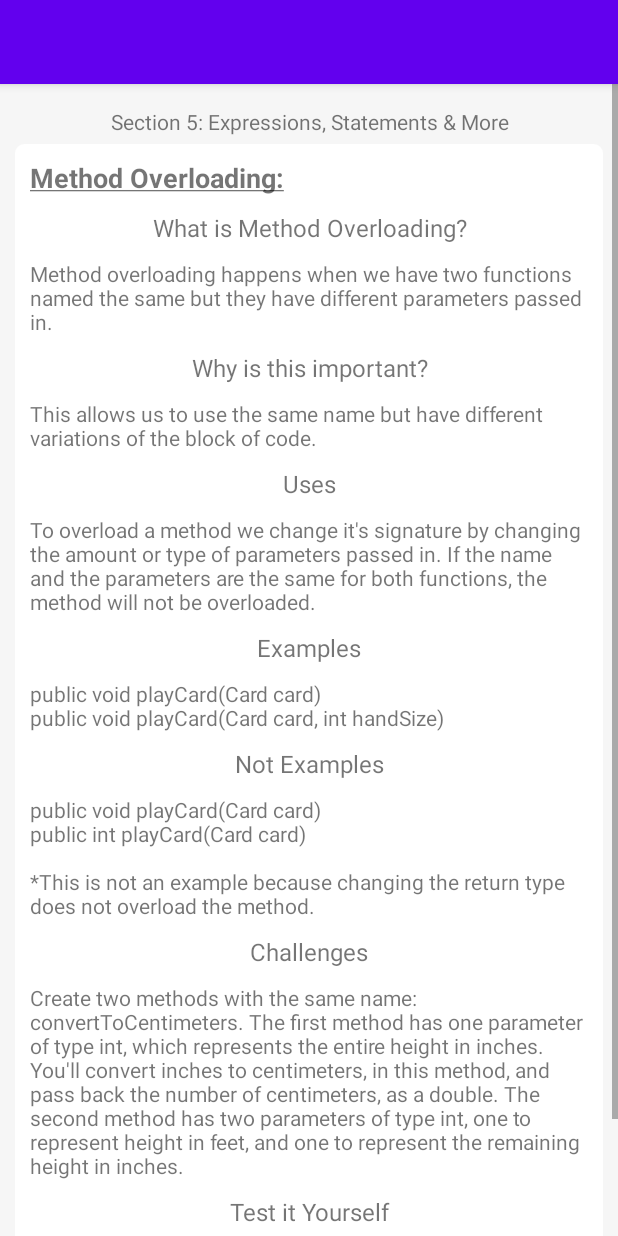
After one commit to JaredjWilliams/UdemyJava, an Android app: the UdemySectionFiveActivity screen opened directly, with no data from a screen before it, on a phone screen of 412 x 824 dp. The commit adds this screen. Run offline under Robolectric (Android 15) with nearby library versions, the light colour scheme and no system bars.

Commit message:
3: added method overloading activity

```diff
--- a/app/src/main/AndroidManifest.xml
+++ b/app/src/main/AndroidManifest.xml
@@ -36,6 +36,10 @@
             android:screenOrientation="portrait"
             android:label=""/>
 
+        <activity android:name=".udemy_section_five.UdemySectionFiveActivity"
+            android:screenOrientation="portrait"
+            android:label=""/>
+
     </application>
 
 
--- a/app/src/main/java/com/example/udemyjavacourse/main/MainActivity.java
+++ b/app/src/main/java/com/example/udemyjavacourse/main/MainActivity.java
@@ -11,6 +11,7 @@ import androidx.recyclerview.widget.RecyclerView;
 
 import com.example.udemyjavacourse.R;
 import com.example.udemyjavacourse.enums.Section;
+import com.example.udemyjavacourse.udemy_section_five.UdemySectionFiveActivity;
 import com.example.udemyjavacourse.udemy_section_one.UdemySectionOneActivity;
 import com.example.udemyjavacourse.udemy_section_two.UdemySectionTwoActivity;
 
@@ -70,6 +71,7 @@ public class MainActivity extends ComponentActivity implements MainViewClickList
 
     @Override
     public void startSectionFiveActivity() {
+        startActivity(new Intent(this, UdemySectionFiveActivity.class));
+    }
 
-    }
 }
--- /dev/null
+++ b/app/src/main/java/com/example/udemyjavacourse/udemy_section_five/UdemySectionFiveActivity.java
@@ -0,0 +1,51 @@
+package com.example.udemyjavacourse.udemy_section_five;
+
+import android.os.Bundle;
+import android.text.InputType;
+import android.widget.EditText;
+import android.widget.TextView;
+
+import androidx.appcompat.app.AppCompatActivity;
+
+import com.example.udemyjavacourse.R;
+
+public class UdemySectionFiveActivity extends AppCompatActivity implements UdemySectionFiveViewInterface {
+
+    EditText methodOverloadChallengeInput;
+    TextView methodOverloadChallengeResult;
+
+    UdemySectionFivePresenter presenter;
+
+    @Override
+    public void onCreate(Bundle savedInstanceState) {
+        super.onCreate(savedInstanceState);
+
+        createPresenter();
+
+        setContentView(R.layout.activity_udemy_section_five);
+
+        bindViews();
+        setEditTextListeners();
+
+        methodOverloadChallengeInput.setInputType(InputType.TYPE_CLASS_NUMBER | InputType.TYPE_NUMBER_FLAG_DECIMAL);
+    }
+
+    private void setEditTextListeners() {
+        presenter.setEditListener(methodOverloadChallengeInput);
+    }
+
+    private void createPresenter() {
+        presenter = new UdemySectionFivePresenter(this);
+    }
+
+    private void bindViews() {
+        methodOverloadChallengeInput = findViewById(R.id.method_overloading_challenge);
+        methodOverloadChallengeResult = findViewById(R.id.method_overloading_challenge_result);
+    }
+
+    @Override
+    public void setMethodOverloadChallengeInput(String text) {
+        System.out.println(text);
+        methodOverloadChallengeResult.setText(text + "cm");
+    }
+}
--- /dev/null
+++ b/app/src/main/java/com/example/udemyjavacourse/udemy_section_five/UdemySectionFivePresenter.java
@@ -0,0 +1,53 @@
+package com.example.udemyjavacourse.udemy_section_five;
+
+import android.view.KeyEvent;
+import android.view.View;
+import android.view.inputmethod.EditorInfo;
+import android.widget.EditText;
+import android.widget.TextView;
+
+import com.example.udemyjavacourse.R;
+import com.example.udemyjavacourse.main.MainActivity;
+
+public class UdemySectionFivePresenter {
+
+    UdemySectionFiveViewInterface view;
+
+    public UdemySectionFivePresenter(UdemySectionFiveActivity view) {
+        this.view = view;
+    }
+
+    public void setText(String text) {
+        view.setMethodOverloadChallengeInput(text);
+    }
+
+//    public double convertToCentimeters(int height) {
+//
+//    }
+//
+//    public double convertToCentimeters(int feet, int inches) {
+//
+//    }
+
+
+    public void setEditListener(EditText editText) {
+        editText.setOnEditorActionListener(new TextView.OnEditorActionListener() {
+            @Override
+            public boolean onEditorAction(TextView v, int actionId, KeyEvent event) {
+                if (actionId == EditorInfo.IME_ACTION_DONE) {
+
+                    if (editText.getId() == R.id.method_overloading_challenge) {
+
+                    } else {
+                        System.out.println("testing two");
+                    }
+
+                    return true;
+                }
+
+                return false;
+            }
+        });
+    }
+
+}
--- /dev/null
+++ b/app/src/main/java/com/example/udemyjavacourse/udemy_section_five/UdemySectionFiveViewInterface.java
@@ -0,0 +1,5 @@
+package com.example.udemyjavacourse.udemy_section_five;
+
+public interface UdemySectionFiveViewInterface {
+    void setMethodOverloadChallengeInput(String text);
+}
--- a/app/src/main/res/color/color_primary_dark.xml
+++ /dev/null
@@ -1,4 +0,0 @@
-<?xml version="1.0" encoding="utf-8"?>
-<selector xmlns:android="http://schemas.android.com/apk/res/android">
-
-</selector>
--- /dev/null
+++ b/app/src/main/res/drawable/card_background.xml
@@ -0,0 +1,8 @@
+<?xml version="1.0" encoding="utf-8"?>
+<shape
+    xmlns:android="http://schemas.android.com/apk/res/android"
+    android:shape="rectangle">
+    <solid android:color="@android:color/white"/>
+    <stroke android:color="@color/white" android:width="2dp"/>
+    <corners android:radius="5dp"/>
+</shape>
--- /dev/null
+++ b/app/src/main/res/layout/activity_udemy_section_five.xml
@@ -0,0 +1,166 @@
+<?xml version="1.0" encoding="utf-8"?>
+<ScrollView xmlns:android="http://schemas.android.com/apk/res/android"
+    android:layout_width="match_parent"
+    android:layout_height="match_parent"
+    android:background="@color/background_gray">
+
+    <LinearLayout
+        android:orientation="vertical"
+        android:layout_width="match_parent"
+        android:layout_height="wrap_content"
+        android:padding="10dp"
+        >
+
+        <TextView
+            android:layout_width="match_parent"
+            android:layout_height="30dp"
+            android:text="@string/section_5_expressions_statements_amp_more"
+            android:gravity="center"/>
+
+        <LinearLayout
+            android:id="@+id/method_overloading_layout"
+            android:background="@drawable/card_background"
+
+            android:orientation="vertical"
+            android:layout_width="match_parent"
+            android:layout_height="wrap_content"
+            android:padding="10dp">
+
+            <TextView
+                android:id="@+id/method_overloading_title"
+                android:layout_width="match_parent"
+                android:layout_height="wrap_content"
+                android:text="@string/method_overloading"
+                android:textSize="18sp"
+                android:textStyle="bold"
+                />
+
+            <TextView
+                android:layout_width="match_parent"
+                android:layout_height="wrap_content"
+                android:gravity="center_horizontal"
+                android:textSize="16sp"
+                android:padding="10dp"
+                android:text="@string/what_is_method_overloading"/>
+
+            <TextView
+                android:layout_width="match_parent"
+                android:layout_height="wrap_content"
+                android:textSize="14sp"
+                android:text="@string/method_overloading_definition"/>
+
+            <TextView
+                android:layout_width="match_parent"
+                android:layout_height="wrap_content"
+                android:gravity="center_horizontal"
+                android:textSize="16sp"
+                android:padding="10dp"
+                android:text="@string/why_is_this_important"/>
+
+            <TextView
+                android:layout_width="match_parent"
+                android:layout_height="wrap_content"
+                android:textSize="14sp"
+                android:text="@string/method_overload_importance"/>
+
+            <TextView
+                android:layout_width="match_parent"
+                android:layout_height="wrap_content"
+                android:gravity="center_horizontal"
+                android:textSize="16sp"
+                android:padding="10dp"
+                android:text="@string/uses"/>
+
+            <TextView
+                android:layout_width="match_parent"
+                android:layout_height="wrap_content"
+                android:textSize="14sp"
+                android:text="@string/method_overload_uses"/>
+
+            <TextView
+                android:layout_width="match_parent"
+                android:layout_height="wrap_content"
+                android:gravity="center_horizontal"
+                android:textSize="16sp"
+                android:padding="10dp"
+                android:text="Examples"/>
+
+            <TextView
+                android:layout_width="match_parent"
+                android:layout_height="wrap_content"
+                android:textSize="14sp"
+                android:text="@string/method_overload_examples"/>
+
+            <TextView
+                android:layout_width="match_parent"
+                android:layout_height="wrap_content"
+                android:gravity="center_horizontal"
+                android:textSize="16sp"
+                android:padding="10dp"
+                android:text="@string/not_examples"/>
+
+            <TextView
+                android:layout_width="match_parent"
+                android:layout_height="wrap_content"
+                android:textSize="14sp"
+                android:text="@string/method_overloading_not_examples"/>
+
+            <TextView
+                android:layout_width="match_parent"
+                android:layout_height="wrap_content"
+                android:gravity="center_horizontal"
+                android:textSize="16sp"
+                android:padding="10dp"
+                android:text="@string/challenges"/>
+
+            <TextView
+                android:layout_width="match_parent"
+                android:layout_height="wrap_content"
+                android:textSize="14sp"
+                android:text="@string/method_overloading_challenge"/>
+
+            <TextView
+                android:layout_width="match_parent"
+                android:layout_height="wrap_content"
+                android:gravity="center_horizontal"
+                android:textSize="16sp"
+                android:padding="10dp"
+                android:text="@string/test_it_yourself"/>
+
+            <TextView
+                android:layout_width="match_parent"
+                android:layout_height="wrap_content"
+                android:textSize="14sp"
+                android:text="@string/method_overloading_try_yourself_instructions"/>
+
+            <LinearLayout
+                android:layout_width="match_parent"
+                android:layout_height="wrap_content"
+                android:orientation="horizontal">
+
+                <EditText
+                    android:id="@+id/method_overloading_challenge"
+                    android:layout_width="30dp"
+                    android:layout_height="wrap_content"
+                    android:layout_gravity="bottom"
+                    android:textSize="16sp"
+                    android:imeOptions="actionDone"
+                    android:inputType="numberDecimal"/>
+
+                <TextView
+                    android:id="@+id/method_overloading_challenge_result"
+                    android:layout_width="wrap_content"
+                    android:layout_height="wrap_content"
+                    android:layout_gravity="center"
+                    android:paddingStart="20dp"
+                    android:textSize="16sp"
+                    android:text="0"/>
+
+            </LinearLayout>
+
+
+        </LinearLayout>
+
+    </LinearLayout>
+
+</ScrollView>
--- a/app/src/main/res/values/colors.xml
+++ b/app/src/main/res/values/colors.xml
@@ -7,4 +7,5 @@
     <color name="teal_700">#FF018786</color>
     <color name="black">#FF000000</color>
     <color name="white">#FFFFFFFF</color>
+    <color name="background_gray">#f6f6f6</color>
 </resources>
--- a/app/src/main/res/values/strings.xml
+++ b/app/src/main/res/values/strings.xml
@@ -1,3 +1,18 @@
 <resources>
     <string name="app_name">UdemyJavaCourse</string>
+    <string name="method_overloading"><u>Method Overloading:</u></string>
+    <string name="section_5_expressions_statements_amp_more"><![CDATA[Section 5: Expressions, Statements & More]]></string>
+    <string name="what_is_method_overloading">What is Method Overloading?</string>
+    <string name="method_overloading_definition">Method overloading happens when we have two functions named the same but they have different parameters passed in.</string>
+    <string name="why_is_this_important">Why is this important?</string>
+    <string name="method_overload_importance">This allows us to use the same name but have different variations of the block of code.</string>
+    <string name="uses">Uses</string>
+    <string name="method_overload_uses">To overload a method we change it\'s signature by changing the amount or type of parameters passed in. If the name and the parameters are the same for both functions, the method will not be overloaded.</string>
+    <string name="method_overload_examples">public void playCard(Card card) \npublic void playCard(Card card, int handSize)</string>
+    <string name="method_overloading_not_examples">public void playCard(Card card) \npublic int playCard(Card card) \n\n*This is not an example because changing the return type does not overload the method.</string>
+    <string name="not_examples">Not Examples</string>
+    <string name="challenges">Challenges</string>
+    <string name="method_overloading_challenge">Create two methods with the same name: convertToCentimeters. The first method has one parameter of type int, which represents the entire height in inches. You\'ll convert inches to centimeters, in this method, and pass back the number of centimeters, as a double. The second method has two parameters of type int, one to represent height in feet, and one to represent the remaining height in inches.</string>
+    <string name="test_it_yourself">Test it Yourself</string>
+    <string name="method_overloading_try_yourself_instructions">*Enter a number to see the result in centimeters.</string>
 </resources>
```
